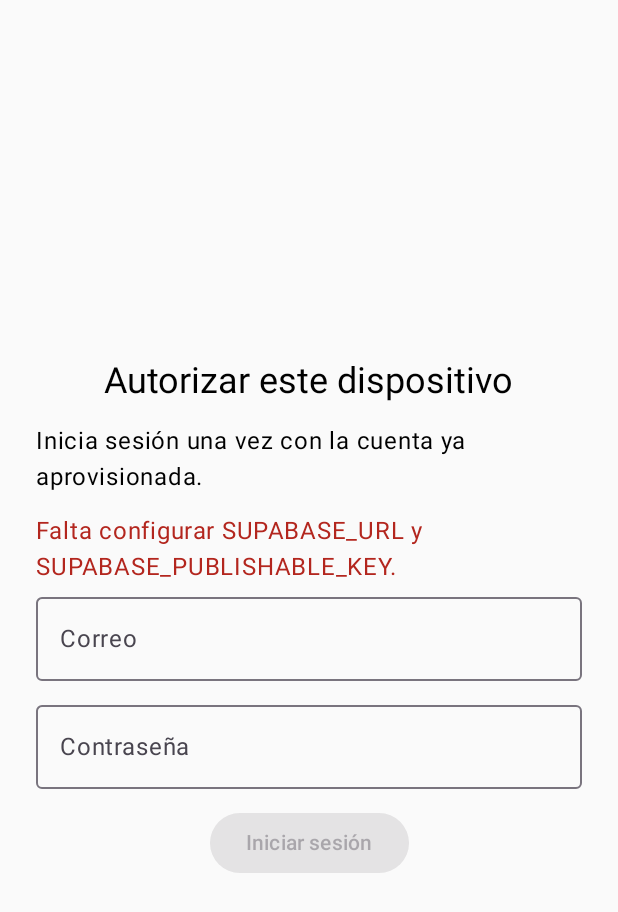
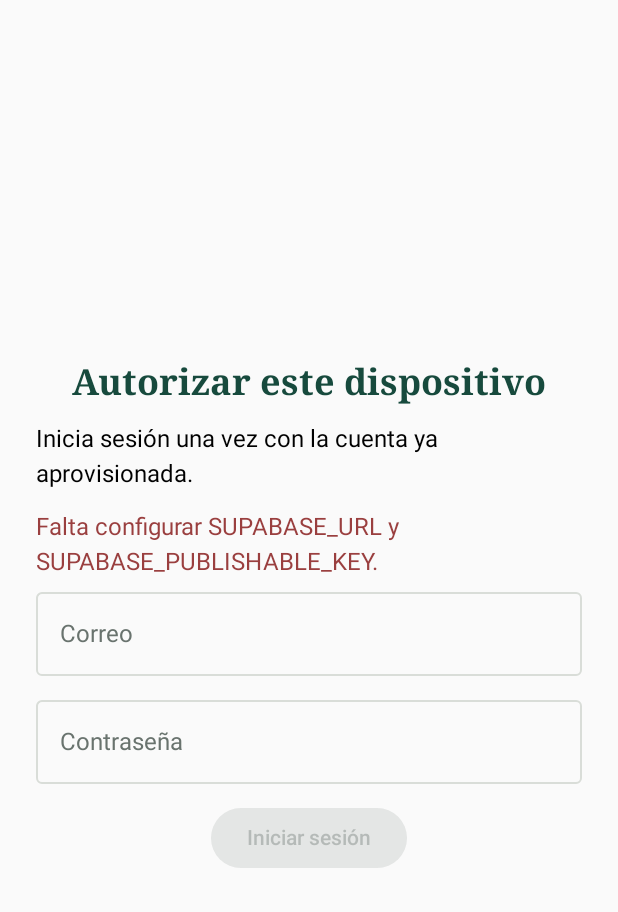
Before and after one commit to jmtuda/miTension, an Android app built with Jetpack Compose: the screen it shows after launch (MainActivity), on a phone screen of 412 x 824 dp. Shown: the top 912 px of the screen. Run offline under Robolectric (Android 15) with nearby library versions, the light colour scheme and no system bars; our stand-ins replace Room's generated code; 5 statements that could not run were skipped.

Commit message:
feat: homogeneiza la interfaz Android con la web (#13)
* feat: align Android interface with web

* fix: use RowScope weight in Compose

```diff
--- a/android/app/src/main/java/com/mitension/app/MainActivity.kt
+++ b/android/app/src/main/java/com/mitension/app/MainActivity.kt
@@ -35,7 +35,7 @@ class MainActivity : ComponentActivity() {
         super.onCreate(savedInstanceState)
         val app = application as MiTensionApplication
         setContent {
-            MaterialTheme {
+            MiTensionTheme {
                 when (val state = authState) {
                     AuthState.Loading -> LoadingScreen()
                     is AuthState.SignedOut -> SignInScreen(app.authManager.isConfigured, state.error) { email, password ->
--- /dev/null
+++ b/android/app/src/main/java/com/mitension/app/UiTheme.kt
@@ -0,0 +1,83 @@
+package com.mitension.app
+
+import androidx.compose.foundation.shape.RoundedCornerShape
+import androidx.compose.material3.MaterialTheme
+import androidx.compose.material3.Typography
+import androidx.compose.material3.lightColorScheme
+import androidx.compose.runtime.Composable
+import androidx.compose.ui.graphics.Color
+import androidx.compose.ui.text.TextStyle
+import androidx.compose.ui.text.font.FontFamily
+import androidx.compose.ui.text.font.FontWeight
+import androidx.compose.ui.unit.dp
+import androidx.compose.ui.unit.sp
+
+object MiTensionColors {
+    val Ink = Color(0xFF24302B)
+    val Muted = Color(0xFF69736E)
+    val Green = Color(0xFF276856)
+    val GreenDark = Color(0xFF174A3D)
+    val Mint = Color(0xFFDCEBE3)
+    val Cream = Color(0xFFF7F5F0)
+    val Paper = Color(0xFFFFFDFA)
+    val Line = Color(0xFFD9DDD8)
+    val Danger = Color(0xFF9A3F3F)
+}
+
+private val colorScheme = lightColorScheme(
+    primary = MiTensionColors.Green,
+    onPrimary = Color.White,
+    primaryContainer = MiTensionColors.Mint,
+    onPrimaryContainer = MiTensionColors.GreenDark,
+    secondary = MiTensionColors.GreenDark,
+    onSecondary = Color.White,
+    background = MiTensionColors.Cream,
+    onBackground = MiTensionColors.Ink,
+    surface = MiTensionColors.Paper,
+    onSurface = MiTensionColors.Ink,
+    surfaceVariant = MiTensionColors.Mint,
+    onSurfaceVariant = MiTensionColors.Muted,
+    outline = MiTensionColors.Line,
+    error = MiTensionColors.Danger,
+)
+
+private val typography = Typography(
+    headlineMedium = TextStyle(
+        fontFamily = FontFamily.Serif,
+        fontWeight = FontWeight.SemiBold,
+        fontSize = 30.sp,
+        lineHeight = 34.sp,
+        color = MiTensionColors.GreenDark,
+    ),
+    headlineSmall = TextStyle(
+        fontFamily = FontFamily.Serif,
+        fontWeight = FontWeight.SemiBold,
+        fontSize = 24.sp,
+        lineHeight = 28.sp,
+        color = MiTensionColors.GreenDark,
+    ),
+    titleLarge = TextStyle(
+        fontFamily = FontFamily.Serif,
+        fontWeight = FontWeight.SemiBold,
+        fontSize = 22.sp,
+        color = MiTensionColors.GreenDark,
+    ),
+    titleMedium = TextStyle(fontWeight = FontWeight.SemiBold, fontSize = 16.sp),
+    bodyLarge = TextStyle(fontSize = 16.sp, lineHeight = 23.sp),
+    bodyMedium = TextStyle(fontSize = 14.sp, lineHeight = 20.sp),
+    labelLarge = TextStyle(fontWeight = FontWeight.SemiBold, fontSize = 14.sp),
+)
+
+@Composable
+fun MiTensionTheme(content: @Composable () -> Unit) {
+    MaterialTheme(
+        colorScheme = colorScheme,
+        typography = typography,
+        shapes = MaterialTheme.shapes.copy(
+            small = RoundedCornerShape(10.dp),
+            medium = RoundedCornerShape(14.dp),
+            large = RoundedCornerShape(20.dp),
+        ),
+        content = content,
+    )
+}
```
Also changed, not shown: android/app/src/main/java/com/mitension/app/MiTensionApp.kt (+106 -27 lines), android/app/src/main/java/com/mitension/app/UiFormatting.kt (added, +14 -0 lines), 1 other file.
